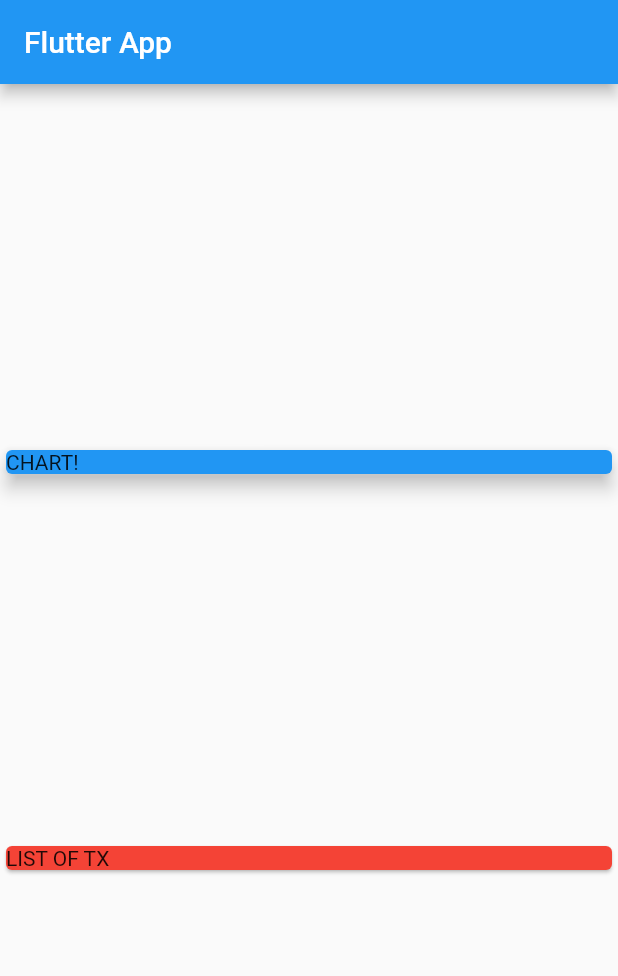
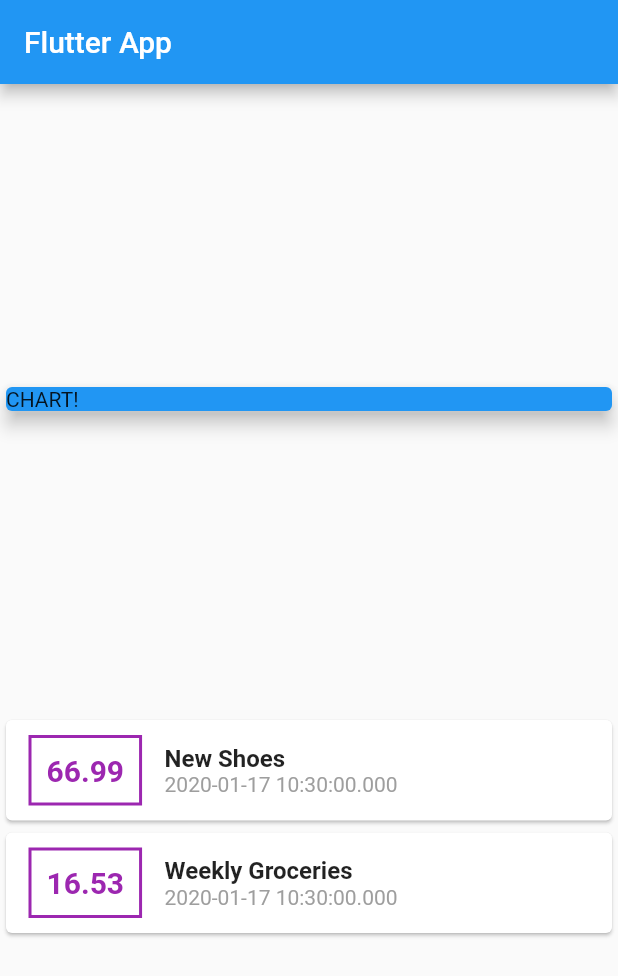
Before and after one commit to AlexPritchin/FlutterSc4App1, a Flutter app: the screen it shows after launch, on a phone screen of 412 x 824 dp. Shown: the top 976 px of the screen. Run offline on Flutter 3.47's test engine with Material 2 defaults, Android fonts, the phone set to English and light mode, and no system bars.

Commit message:
Progress 3

```diff
--- a/lib/main.dart
+++ b/lib/main.dart
@@ -1,4 +1,5 @@
 import 'package:flutter/material.dart';
+import './transaction.dart';
 
 void main() => runApp(MyApp());
 
@@ -13,6 +14,21 @@ class MyApp extends StatelessWidget {
 }
 
 class MyHomePage extends StatelessWidget {
+  final List<Transaction> transactions = [
+    Transaction(
+      id: 't1',
+      title: 'New Shoes',
+      amount: 66.99,
+      date: DateTime.now(),
+    ),
+    Transaction(
+      id: 't2',
+      title: 'Weekly Groceries',
+      amount: 16.53,
+      date: DateTime.now(),
+    ),
+  ];
+
   @override
   Widget build(BuildContext context) {
     return Scaffold(
@@ -31,9 +47,54 @@ class MyHomePage extends StatelessWidget {
               elevation: 5,
             ),
           ),
-          Card(
-            color: Colors.red,
-            child: Text('LIST OF TX'),
+          Column(
+            children: transactions.map((tx) {
+              return Card(
+                child: Row(
+                  children: <Widget>[
+                    Container(
+                      margin: EdgeInsets.symmetric(
+                        vertical: 10,
+                        horizontal: 15,
+                      ),
+                      decoration: BoxDecoration(
+                        border: Border.all(
+                          color: Colors.purple,
+                          width: 2,
+                        ),
+                      ),
+                      padding: EdgeInsets.all(10),
+                      child: Text(
+                        tx.amount.toString(),
+                        style: TextStyle(
+                          fontWeight: FontWeight.bold,
+                          fontSize: 20,
+                          color: Colors.purple,
+                        ),
+                      ),
+                    ),
+                    Column(
+                      crossAxisAlignment: CrossAxisAlignment.start,
+                      children: <Widget>[
+                        Text(
+                          tx.title,
+                          style: TextStyle(
+                            fontSize: 16,
+                            fontWeight: FontWeight.bold,
+                          ),
+                        ),
+                        Text(
+                          tx.date.toString(),
+                          style: TextStyle(
+                            color: Colors.grey,
+                          ),
+                        ),
+                      ],
+                    )
+                  ],
+                ),
+              );
+            }).toList(),
           ),
         ],
       ),
--- /dev/null
+++ b/lib/transaction.dart
@@ -0,0 +1,15 @@
+import 'package:flutter/foundation.dart';
+
+class Transaction {
+  final String id;
+  final String title;
+  final double amount;
+  final DateTime date;
+
+  Transaction({
+    @required this.id,
+    @required this.title,
+    @required this.amount,
+    @required this.date,
+  });
+}
```
